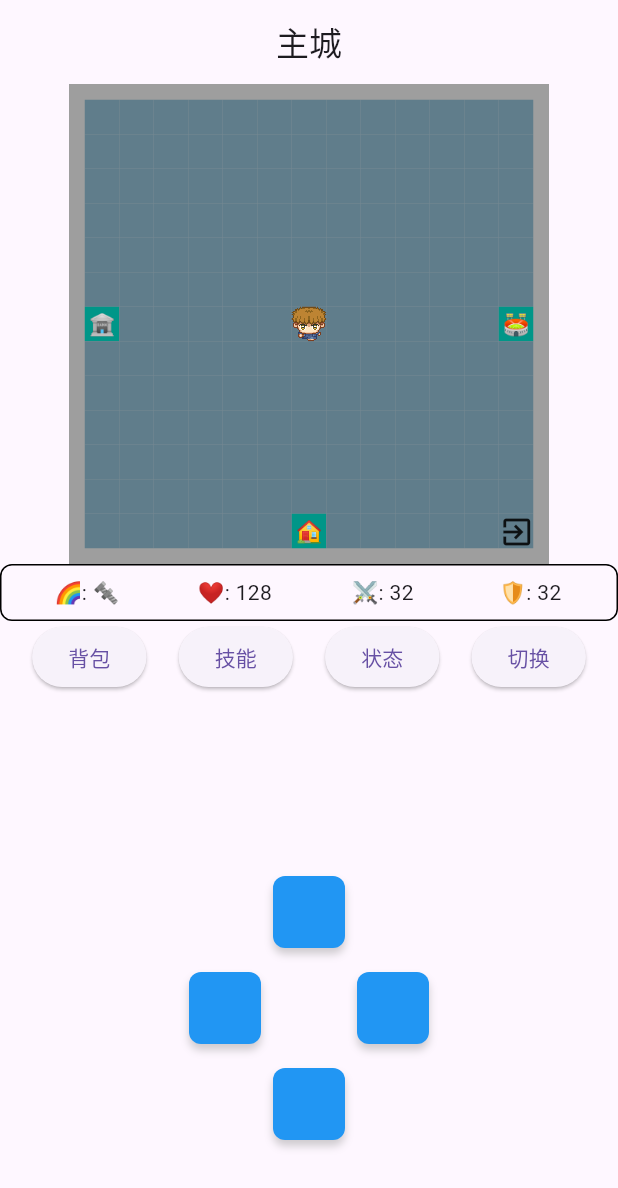
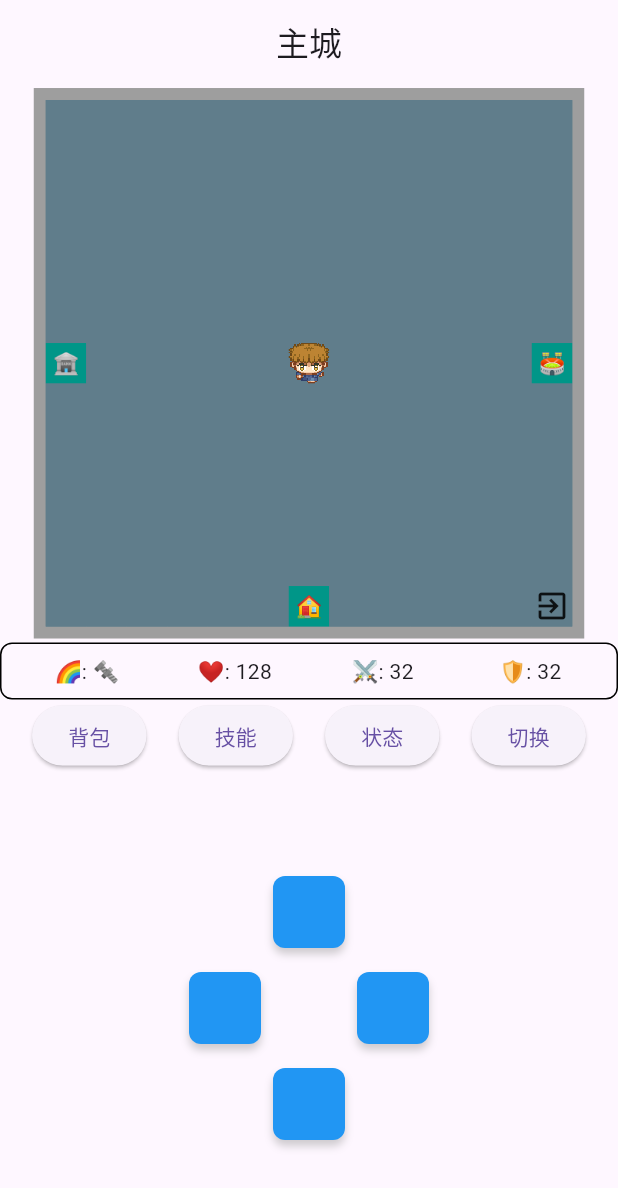
Before and after one commit to Rebort-a/ElementalBattle, a Flutter app: the screen it shows after launch, on a phone screen of 412 x 824 dp. Shown: the top 1188 px of the screen. Run offline on Flutter 3.47's test engine with Material 3 defaults, Android fonts, the phone set to English and light mode, and no system bars.

Commit message:
小改动，优化尺寸

```diff
--- a/flutter_code/lib/upper/combat_page.dart
+++ b/flutter_code/lib/upper/combat_page.dart
@@ -55,6 +55,7 @@ class CombatPage extends StatelessWidget {
       builder: (context, value, child) {
         WidgetsBinding.instance.addPostFrameCallback((_) {
           value(context);
+          combatLogic.showPage.value = (BuildContext context) {};
         });
         return const SizedBox.shrink();
       },
--- a/flutter_code/lib/upper/home_page.dart
+++ b/flutter_code/lib/upper/home_page.dart
@@ -17,6 +17,7 @@ class HomePage extends StatelessWidget {
       appBar: _buildAppBar(),
       body: OrientationBuilder(
         builder: (context, orientation) {
+          // 根据屏幕方向选择布局
           return orientation == Orientation.portrait
               ? _buildPortraitLayout(context)
               : _buildLandscapeLayout(context);
@@ -43,20 +44,24 @@ class HomePage extends StatelessWidget {
           Flexible(
             child: Column(
               children: [
-                Expanded(flex: 5, child: _buildMapRegion()),
+                // 地图区域
+                Expanded(flex: 8, child: _buildMapRegion()),
                 Expanded(
                   flex: 3,
                   child: Column(
                     children: [
-                      _buildPortraitInfoRegion(),
-                      _buildPortraitButtonRegion(context),
+                      // 信息区域
+                      _buildInfoRegion(Axis.horizontal),
+                      // 行为按钮区域
+                      _buildActionButtonRegion(context, Axis.horizontal),
                     ],
                   ),
                 ),
               ],
             ),
           ),
-          _buildDirectionRegion(),
+          // 方向按钮区域
+          _buildDirectionButtonRegion(),
           // 底部空白区域
           _buildBlankRegion(),
         ],
@@ -74,14 +79,20 @@ class HomePage extends StatelessWidget {
                 Expanded(
                   flex: 3,
                   child: Row(
+                    mainAxisAlignment: MainAxisAlignment.spaceEvenly,
                     children: [
-                      _buildLandscapeButtonRegion(context),
-                      _buildLandscapeInfoRegion(),
+                      // 行为按钮区域
+                      _buildActionButtonRegion(context, Axis.vertical),
+
+                      //信息区域
+                      _buildInfoRegion(Axis.vertical),
                     ],
                   ),
                 ),
+                // 地图区域
                 Expanded(flex: 5, child: _buildMapRegion()),
-                Expanded(flex: 3, child: _buildDirectionRegion()),
+                // 方向按钮区域
+                Expanded(flex: 3, child: _buildDirectionButtonRegion()),
               ],
             ),
           ),
@@ -108,40 +119,48 @@ class HomePage extends StatelessWidget {
   }
 
   Widget _buildMapRegion() => AspectRatio(
-        aspectRatio: 1, // 宽高比为1:1，即正方形
+        aspectRatio: 1.0, // 宽高比为1:1（正方形）
+        child: Center(
           child: Container(
             decoration: BoxDecoration(
+              color: Colors.blueGrey,
               border: Border.all(color: Colors.grey, width: 8),
             ),
             child: ValueListenableBuilder<List<List<ValueNotifier<CellData>>>>(
               valueListenable: homeLogic.displayMap,
-            builder: (context, map, _) => LayoutBuilder(
-              builder: (BuildContext context, BoxConstraints constraints) {
-                final cellWidth = constraints.maxHeight ~/ map.length;
-                final cellHeight = constraints.maxWidth ~/ map[0].length;
-                final cellSize =
-                    cellWidth < cellHeight ? cellWidth : cellHeight;
+              builder: (context, map, _) {
+                if (map.isEmpty || map[0].isEmpty) {
+                  return const Center(child: Text('地图数据为空'));
+                }
 
-                // 计算地图的实际尺寸
-                final mapWidth = cellSize * map[0].length;
-                final mapHeight = cellSize * map.length;
+                final int rows = map.length; // 行数（y轴，纵向单元格数量）
+                final int cols = map[0].length; // 列数（x轴，横向单元格数量）
 
-                return Container(
-                  color: Colors.grey,
-                  child: Center(
-                    child: SizedBox(
-                      height: mapWidth.toDouble(),
-                      width: mapHeight.toDouble(),
+                return LayoutBuilder(
+                  builder: (context, constraints) {
+                    //取像素整数
+                    int containerWidth = (constraints.maxWidth ~/ cols) * cols;
+                    int containerHeight =
+                        (constraints.maxHeight ~/ rows) * rows;
+
+                    int containerSize = containerWidth < containerHeight
+                        ? containerWidth
+                        : containerHeight;
+
+                    return SizedBox(
+                      width: containerSize.toDouble(),
+                      height: containerSize.toDouble(),
                       child: GridView.builder(
-                        physics: const NeverScrollableScrollPhysics(), // 禁止滚动
                         gridDelegate: SliverGridDelegateWithFixedCrossAxisCount(
-                          crossAxisCount: map.length,
-                          childAspectRatio: 1, // 保持单元格正方形
+                          crossAxisCount: cols, // 列数
+                          childAspectRatio: 1, // 单元格正方形
+                          mainAxisSpacing: 0, // 移除网格间距
+                          crossAxisSpacing: 0,
                         ),
-                        itemCount: map.length * map[0].length,
+                        itemCount: rows * cols, // 总单元格数
                         itemBuilder: (context, index) {
-                          final x = index % map.length;
-                          final y = index ~/ map.length;
+                          final x = index % cols; // x坐标（列）
+                          final y = index ~/ cols; // y坐标（行）
                           return ValueListenableBuilder(
                             valueListenable: map[y][x],
                             builder: (context, value, child) {
@@ -149,7 +168,13 @@ class HomePage extends StatelessWidget {
                                 value.id,
                                 value.iconIndex,
                                 value.colorIndex,
-                                  value.fogFlag);
+                                value.fogFlag,
+                              );
+                            },
+                          );
+                        },
+                      ),
+                    );
                   },
                 );
               },
@@ -157,20 +182,9 @@ class HomePage extends StatelessWidget {
           ),
         ),
       );
-              },
-            ),
-          ),
-        ),
-      );
 
-  Widget _buildPortraitInfoRegion() => Container(
-        padding: const EdgeInsets.all(8.0),
-        decoration: BoxDecoration(
-          border: Border.all(color: Colors.black),
-          borderRadius: BorderRadius.circular(8),
-        ),
-        child: Row(
-          children: [
+  Widget _buildInfoRegion(Axis direction) {
+    final infoItems = [
       _InfoItem(label: "🌈", value: homeLogic.player.preview.typeString),
       _InfoItem(
         label: attributeNames[AttributeType.hp.index],
@@ -184,81 +198,53 @@ class HomePage extends StatelessWidget {
         label: attributeNames[AttributeType.def.index],
         value: homeLogic.player.preview.defence,
       ),
-          ],
-        ),
-      );
+    ];
 
-  Widget _buildLandscapeInfoRegion() => Container(
+    final children = direction == Axis.horizontal
+        ? infoItems
+        : [const Spacer(flex: 1), ...infoItems];
+
+    return Container(
       padding: const EdgeInsets.all(8.0),
       decoration: BoxDecoration(
         border: Border.all(color: Colors.black),
         borderRadius: BorderRadius.circular(8),
       ),
-        child: Column(
-          children: [
-            const Spacer(flex: 1),
-            _InfoItem(label: "🌈", value: homeLogic.player.preview.typeString),
-            _InfoItem(
-              label: attributeNames[AttributeType.hp.index],
-              value: homeLogic.player.preview.health,
-            ),
-            _InfoItem(
-              label: attributeNames[AttributeType.atk.index],
-              value: homeLogic.player.preview.attack,
-            ),
-            _InfoItem(
-              label: attributeNames[AttributeType.def.index],
-              value: homeLogic.player.preview.defence,
-            ),
-          ],
-        ),
+      child: direction == Axis.horizontal
+          ? Row(children: children)
+          : Column(children: children),
     );
+  }
 
-  Widget _buildPortraitButtonRegion(BuildContext context) => Row(
-        mainAxisAlignment: MainAxisAlignment.spaceEvenly,
-        children: [
-          _AppButton(
+  Widget _buildActionButtonRegion(BuildContext context, Axis direction) {
+    final buttons = [
+      _ActionButton(
         text: "背包",
         onPressed: () => homeLogic.navigateToPackagePage(context),
       ),
-          _AppButton(
+      _ActionButton(
         text: "技能",
         onPressed: () => homeLogic.navigateToSkillsPage(context),
       ),
-          _AppButton(
+      _ActionButton(
         text: "状态",
         onPressed: () => homeLogic.navigateToStatusPage(context),
       ),
-          _AppButton(
+      _ActionButton(
         text: "切换",
         onPressed: homeLogic.switchPlayerNext,
       ),
-        ],
-      );
+    ];
 
-  Widget _buildLandscapeButtonRegion(BuildContext context) => Column(
+    return direction == Axis.horizontal
+        ? Row(
+            mainAxisAlignment: MainAxisAlignment.spaceEvenly, children: buttons)
+        : Column(
             mainAxisAlignment: MainAxisAlignment.spaceEvenly,
-        children: [
-          _AppButton(
-            text: "背包",
-            onPressed: () => homeLogic.navigateToPackagePage(context),
-          ),
-          _AppButton(
-            text: "技能",
-            onPressed: () => homeLogic.navigateToSkillsPage(context),
-          ),
-          _AppButton(
-            text: "状态",
-            onPressed: () => homeLogic.navigateToStatusPage(context),
-          ),
-          _AppButton(
-            text: "切换",
-            onPressed: homeLogic.switchPlayerNext,
-          ),
-        ],
-      );
+            children: buttons);
+  }
 
-  Widget _buildDirectionRegion() => Column(
+  Widget _buildDirectionButtonRegion() => Column(
         mainAxisAlignment: MainAxisAlignment.center,
         children: [
           const SizedBox(height: 16),
@@ -299,6 +285,7 @@ class _InfoItem extends StatelessWidget {
   @override
   Widget build(BuildContext context) {
     return Expanded(
+      flex: 1,
       child: ValueListenableBuilder(
         valueListenable: value,
         builder: (_, val, __) =>
@@ -308,11 +295,11 @@ class _InfoItem extends StatelessWidget {
   }
 }
 
-class _AppButton extends StatelessWidget {
+class _ActionButton extends StatelessWidget {
   final String text;
   final VoidCallback onPressed;
 
-  const _AppButton({required this.text, required this.onPressed});
+  const _ActionButton({required this.text, required this.onPressed});
 
   @override
   Widget build(BuildContext context) {
```
Lines whose indentation alone changed are shown as unchanged.
